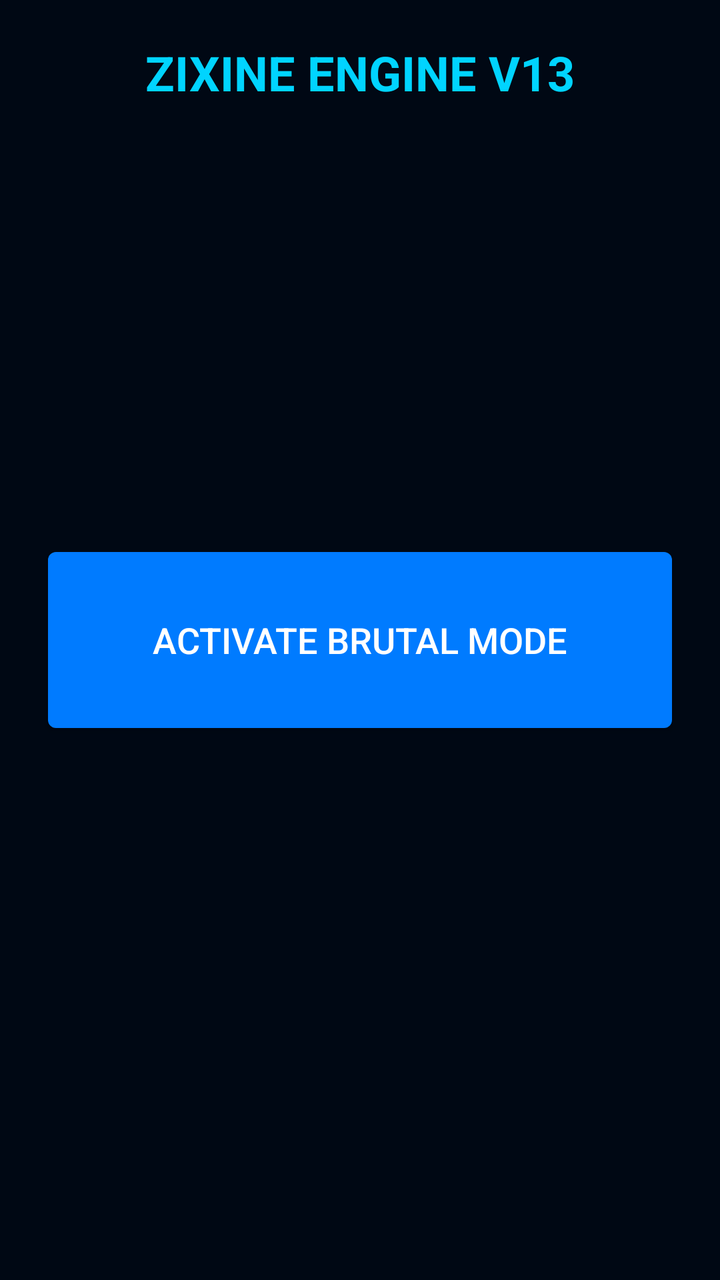
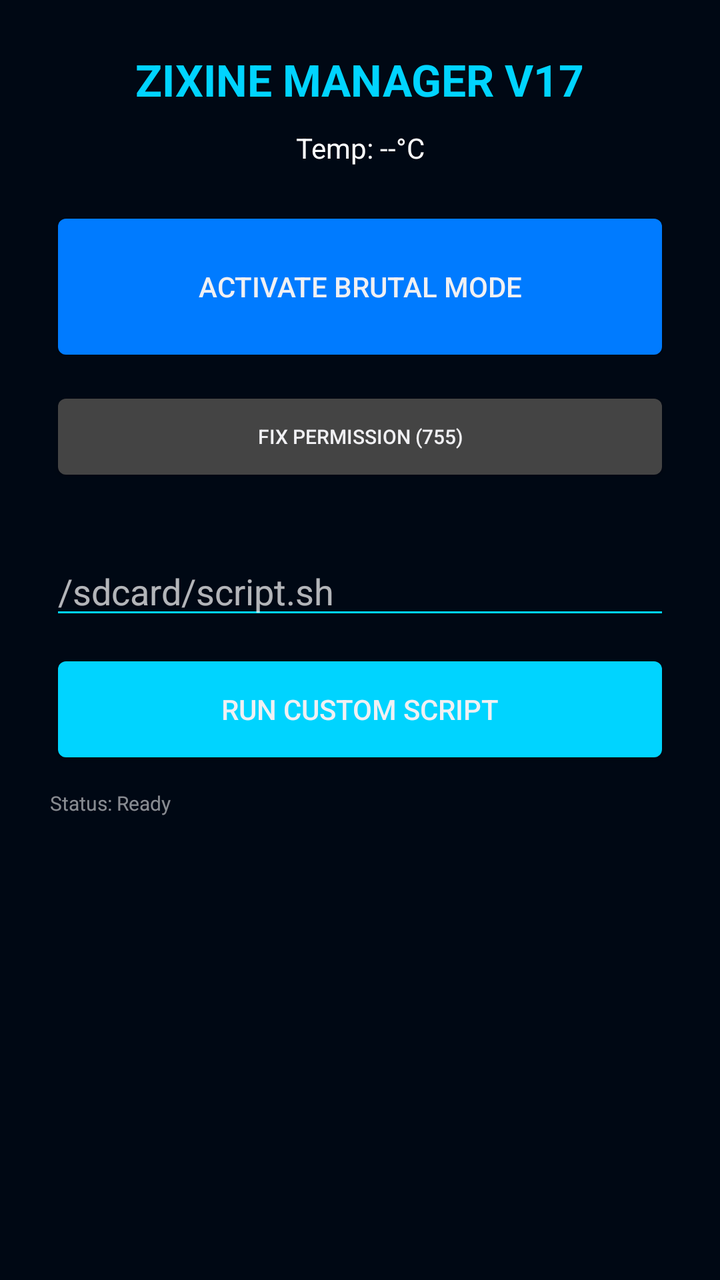

An Android layout rendered at two revisions. The XML below is the earlier revision; the diff shows what the commit changed to produce the second picture.
<!-- AndroidManifest.xml: application theme android:Theme.DeviceDefault.NoActionBar -->
<!-- res/layout/activity_main.xml -->
<?xml version="1.0" encoding="utf-8"?>
<RelativeLayout xmlns:android="http://schemas.android.com/apk/res/android"
    android:layout_width="match_parent"
    android:layout_height="match_parent"
    android:background="#000814"
    android:padding="20dp">

    <TextView
        android:id="@+id/title"
        android:layout_width="wrap_content"
        android:layout_height="wrap_content"
        android:layout_centerHorizontal="true"
        android:text="ZIXINE ENGINE V13"
        android:textColor="#00d4ff"
        android:textSize="24sp"
        android:textStyle="bold" />

    <Button
        android:id="@+id/btnBrutal"
        android:layout_width="match_parent"
        android:layout_height="100dp"
        android:layout_centerInParent="true"
        android:backgroundTint="#007bff"
        android:text="ACTIVATE BRUTAL MODE"
        android:textColor="#ffffff"
        android:textSize="18sp" />

</RelativeLayout>
<!-- resources referenced by this layout -->
<resources>

</resources>

<!-- the commit's change to res/layout/activity_main.xml (unified diff, before → after) -->
@@ -1,28 +1,16 @@
 <?xml version="1.0" encoding="utf-8"?>
-<RelativeLayout xmlns:android="http://schemas.android.com/apk/res/android"
-    android:layout_width="match_parent"
-    android:layout_height="match_parent"
-    android:background="#000814"
-    android:padding="20dp">
+<ScrollView xmlns:android="http://schemas.android.com/apk/res/android" android:layout_width="match_parent" android:layout_height="match_parent" android:background="#000814">
+    <LinearLayout android:orientation="vertical" android:layout_width="match_parent" android:layout_height="wrap_content" android:padding="25dp">
+        <TextView android:layout_width="wrap_content" android:layout_height="wrap_content" android:text="ZIXINE MANAGER V17" android:textColor="#00d4ff" android:textSize="22sp" android:textStyle="bold" android:layout_gravity="center" />
+        
+        <TextView android:id="@+id/txt_temp" android:layout_width="match_parent" android:layout_height="wrap_content" android:text="Temp: --°C" android:textColor="#ffffff" android:gravity="center" android:layout_marginTop="10dp" />
 
-    <TextView
-        android:id="@+id/title"
-        android:layout_width="wrap_content"
-        android:layout_height="wrap_content"
-        android:layout_centerHorizontal="true"
-        android:text="ZIXINE ENGINE V13"
-        android:textColor="#00d4ff"
-        android:textSize="24sp"
-        android:textStyle="bold" />
+        <Button android:id="@+id/btn_brutal" android:layout_width="match_parent" android:layout_height="80dp" android:layout_marginTop="20dp" android:text="ACTIVATE BRUTAL MODE" android:backgroundTint="#007bff" />
+        
+        <Button android:id="@+id/btn_fix" android:layout_width="match_parent" android:layout_height="50dp" android:layout_marginTop="10dp" android:text="FIX PERMISSION (755)" android:backgroundTint="#444" android:textSize="10sp" />
 
-    <Button
-        android:id="@+id/btnBrutal"
-        android:layout_width="match_parent"
-        android:layout_height="100dp"
-        android:layout_centerInParent="true"
-        android:backgroundTint="#007bff"
-        android:text="ACTIVATE BRUTAL MODE"
-        android:textColor="#ffffff"
-        android:textSize="18sp" />
-
-</RelativeLayout>
+        <EditText android:id="@+id/edit_script_path" android:layout_width="match_parent" android:layout_height="wrap_content" android:layout_marginTop="30dp" android:hint="/sdcard/script.sh" android:textColor="#ffffff" android:backgroundTint="#00d4ff" />
+        <Button android:id="@+id/btn_run_custom" android:layout_width="match_parent" android:layout_height="60dp" android:layout_marginTop="10dp" android:text="RUN CUSTOM SCRIPT" android:backgroundTint="#00d4ff" />
+        <TextView android:id="@+id/txt_log" android:layout_width="match_parent" android:layout_height="wrap_content" android:text="Status: Ready" android:textColor="#88ffffff" android:textSize="10sp" android:layout_marginTop="10dp" />
+    </LinearLayout>
+</ScrollView>
